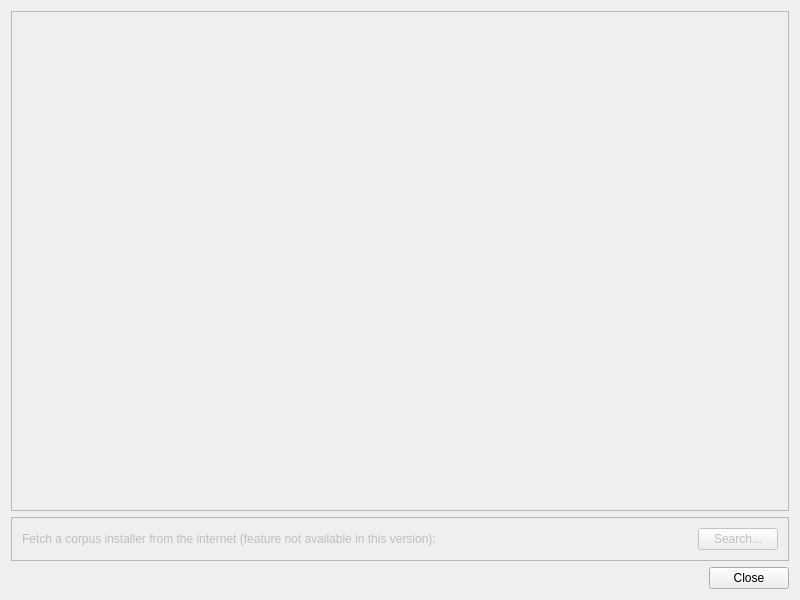
Old version of the form coquery/gui/ui/corpusManager.ui in the repository gkunter/coquery.
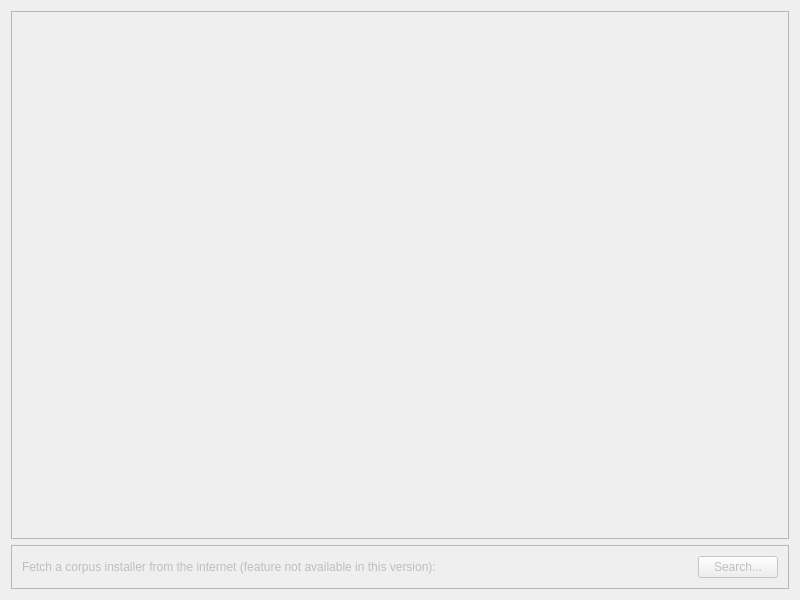
New version of the form.

Commit message: Remove obsolete button

```diff
--- a/coquery/gui/ui/corpusManager.ui
+++ b/coquery/gui/ui/corpusManager.ui
@@ -13,7 +13,7 @@
   <property name="windowTitle">
    <string>Corpus manager  – Coquery</string>
   </property>
-  <layout class="QVBoxLayout" name="verticalLayout" stretch="1,0,0">
+  <layout class="QVBoxLayout" name="verticalLayout" stretch="1,0">
    <item>
     <widget class="QFrame" name="frame_2">
      <property name="frameShape">
@@ -43,7 +43,7 @@
            <x>0</x>
            <y>0</y>
            <width>778</width>
-           <height>492</height>
+           <height>522</height>
           </rect>
          </property>
          <layout class="QVBoxLayout" name="list_layout">
@@ -108,16 +108,6 @@
      </layout>
     </widget>
    </item>
-   <item>
-    <widget class="QDialogButtonBox" name="buttonBox">
-     <property name="orientation">
-      <enum>Qt::Horizontal</enum>
-     </property>
-     <property name="standardButtons">
-      <set>QDialogButtonBox::Close</set>
-     </property>
-    </widget>
-   </item>
   </layout>
  </widget>
  <resources/>
```
Left out of the diff: 35 changed lines with no effect on the pictures. The commit also changes 1 other file.
